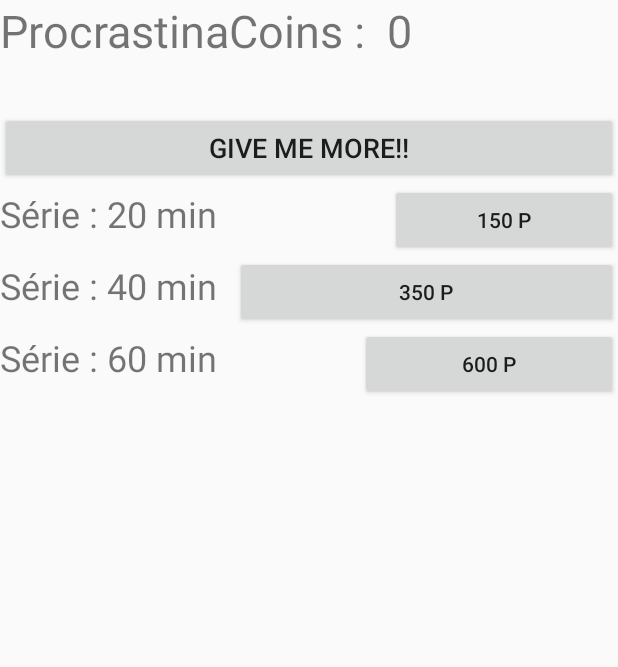
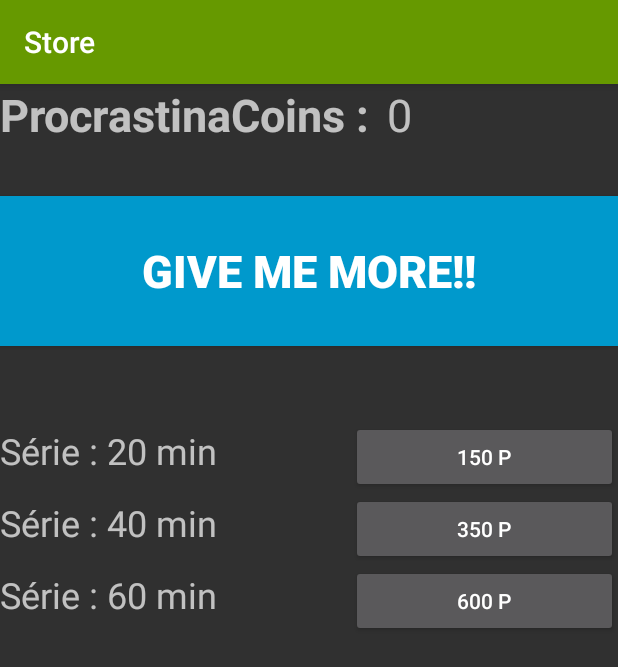
Before and after one commit to NVanvyve/UCLaConcentration, an Android app: the screen it shows after launch (StoreActivity), after a tap on "STORE", on a phone screen of 412 x 824 dp. Shown: the top 667 px of the screen. Run offline under Robolectric (Android 15) with nearby library versions, the phone set to English and light mode, and no system bars.

Commit message:
Change Theme + ActionBar in Store + Modif layout Store

```diff
--- a/UCLaConcentration/app/src/main/AndroidManifest.xml
+++ b/UCLaConcentration/app/src/main/AndroidManifest.xml
@@ -8,21 +8,21 @@
         android:label="@string/app_name"
         android:supportsRtl="true"
         android:theme="@style/AppTheme">
+
         <activity android:name=".MainActivity">
             <intent-filter>
                 <action android:name="android.intent.action.MAIN" />
-
                 <category android:name="android.intent.category.LAUNCHER" />
             </intent-filter>
         </activity>
         <activity
             android:name=".TimerActivity"
             android:label="@string/title_activity_timer"
-            android:theme="@style/AppTheme.NoActionBar" />
+            android:theme="@style/AppTheme"/>
         <activity
             android:name=".StoreActivity"
-            android:label="StoreActivity"
-            android:theme="@style/AppTheme.NoActionBar" />
+            android:label="@string/title_activity_store"
+            android:theme="@style/AppTheme"/>
     </application>
 
 </manifest>
--- a/UCLaConcentration/app/src/main/java/groupe/onze/uclaconcentration/MainActivity.java
+++ b/UCLaConcentration/app/src/main/java/groupe/onze/uclaconcentration/MainActivity.java
@@ -5,19 +5,6 @@ import android.support.v7.app.AppCompatActivity;
 import android.os.Bundle;
 import android.view.View;
 import android.widget.Button;
-import android.os.Bundle;
-import android.support.design.widget.FloatingActionButton;
-import android.support.design.widget.Snackbar;
-import android.support.v7.app.AppCompatActivity;
-import android.support.v7.widget.Toolbar;
-import android.view.View;
-
-import android.app.Activity;
-import android.os.Bundle;
-import android.os.Handler;
-import android.view.View;
-import android.widget.Button;
-import android.widget.TextView;
 
 public class MainActivity extends AppCompatActivity {
 
@@ -26,6 +13,15 @@ public class MainActivity extends AppCompatActivity {
         super.onCreate(savedInstanceState);
         setContentView(R.layout.activity_main);
 
+        //Acces au store
+        Button store = (Button) findViewById(R.id.button_store);
+        store.setOnClickListener(new View.OnClickListener() {
+            @Override
+            public void onClick(View v) {
+                Intent s = new Intent(MainActivity.this, StoreActivity.class);
+                startActivity(s);
+            }
+        });
 
         Button b = (Button) findViewById(R.id.testSophie);
         b.setText("Timer");
@@ -37,14 +33,5 @@ public class MainActivity extends AppCompatActivity {
                 startActivity(k);
             }
         });
-
-        Button store = (Button) findViewById(R.id.button_store);
-        store.setOnClickListener(new View.OnClickListener() {
-            @Override
-            public void onClick(View v) {
-                Intent s = new Intent(MainActivity.this, StoreActivity.class);
-                startActivity(s);
-            }
-        });
     }
 }
--- a/UCLaConcentration/app/src/main/java/groupe/onze/uclaconcentration/StoreActivity.java
+++ b/UCLaConcentration/app/src/main/java/groupe/onze/uclaconcentration/StoreActivity.java
@@ -1,15 +1,15 @@
 package groupe.onze.uclaconcentration;
 
-import android.app.Activity;
 import android.content.Context;
 import android.os.Bundle;
+import android.support.v7.app.AppCompatActivity;
 import android.view.View;
 import android.widget.Button;
 import android.widget.TextView;
 import android.widget.Toast;
 
 
-public class StoreActivity extends Activity {
+public class StoreActivity extends AppCompatActivity {
 
     TextView money;
     int coins;
@@ -20,7 +20,7 @@ public class StoreActivity extends Activity {
     Context context;
     CharSequence text = "You don't have enough money";
     CharSequence text2 = "You must wait 10 seconds between 2 purchases";
-    int duration = 2;
+    int duration = 1;
     int waiting;
     long last_purchase;
 
@@ -29,10 +29,12 @@ public class StoreActivity extends Activity {
     public void onCreate(Bundle savedInstanceState) {
         super.onCreate(savedInstanceState);
         setContentView(R.layout.activity_store);
+
         //test alexis notif
         context=getApplicationContext();
         NotificationsSys.sendNotif(context,"test title store","test description store",MainActivity.class);
         //
+
         coins = 0;
         waiting = 10000;
 
--- a/UCLaConcentration/app/src/main/res/layout/activity_store.xml
+++ b/UCLaConcentration/app/src/main/res/layout/activity_store.xml
@@ -19,7 +19,9 @@
             android:layout_alignParentTop="true"
             android:layout_alignParentStart="true"
             android:textSize="30sp"
-            android:layout_alignEnd="@+id/moremoney" />
+            android:layout_alignEnd="@+id/moremoney"
+            android:textStyle="normal|bold"
+            android:textAllCaps="false" />
 
         <TextView
             android:layout_width="wrap_content"
@@ -39,12 +41,18 @@
     <Button
         android:text="Give Me MORE!!"
         android:layout_width="match_parent"
-        android:layout_height="wrap_content"
         android:layout_marginTop="34dp"
         android:id="@+id/moremoney"
-        android:textSize="18sp"
+        android:textSize="30sp"
         android:layout_below="@+id/money"
-        android:layout_centerHorizontal="true" />
+        android:layout_centerHorizontal="true"
+        android:textStyle="normal|bold"
+        android:background="@color/colorAccent"
+        android:layout_height="100sp" />
+
+    <Space
+        android:layout_width="match_parent"
+        android:layout_height="50sp" />
 
     <LinearLayout
         android:orientation="horizontal"
@@ -52,7 +60,7 @@
         android:layout_height="wrap_content">
 
         <TextView
-            android:text="Série : 20 min  "
+            android:text="@string/serie20"
             android:layout_width="wrap_content"
             android:id="@+id/serie20"
             android:textSize="24sp"
@@ -64,10 +72,9 @@
             android:layout_width="wrap_content"
             android:layout_height="wrap_content"
             android:id="@+id/button20min"
-            android:layout_marginStart="39dp"
             android:layout_alignTop="@+id/serie20"
             android:layout_toEndOf="@+id/serie20"
-            android:layout_weight="1" />
+            android:layout_weight="1"/>
     </LinearLayout>
 
     <LinearLayout
@@ -76,13 +83,12 @@
         android:layout_height="wrap_content">
 
         <TextView
-            android:text="Série : 40 min  "
+            android:text="@string/serie40"
             android:layout_width="wrap_content"
             android:layout_height="wrap_content"
             android:id="@+id/serie40"
             android:textSize="24sp"
-            android:layout_centerVertical="false"
-            android:layout_alignParentStart="false" />
+            android:layout_weight="1" />
 
         <Button
             android:text="350 P"
@@ -92,7 +98,7 @@
             android:layout_alignBaseline="@+id/serie40"
             android:layout_alignBottom="@+id/serie40"
             android:layout_alignStart="@+id/button20min"
-            android:layout_weight="0.49" />
+            android:layout_weight="1" />
     </LinearLayout>
 
     <LinearLayout
@@ -101,7 +107,7 @@
         android:layout_height="match_parent">
 
         <TextView
-            android:text="Série : 60 min  "
+            android:text="@string/serie60"
             android:layout_width="wrap_content"
             android:layout_height="wrap_content"
             android:id="@+id/serie60"
--- a/UCLaConcentration/app/src/main/res/values-v21/styles.xml
+++ b/UCLaConcentration/app/src/main/res/values-v21/styles.xml
@@ -1,9 +1,9 @@
 <resources>
-
+<!--
     <style name="AppTheme.NoActionBar">
         <item name="windowActionBar">false</item>
         <item name="windowNoTitle">true</item>
         <item name="android:windowDrawsSystemBarBackgrounds">true</item>
         <item name="android:statusBarColor">@android:color/transparent</item>
-    </style>
+    </style>-->
 </resources>
--- a/UCLaConcentration/app/src/main/res/values/colors.xml
+++ b/UCLaConcentration/app/src/main/res/values/colors.xml
@@ -1,6 +1,6 @@
 <?xml version="1.0" encoding="utf-8"?>
 <resources>
     <color name="colorPrimary">#669900</color>
-    <color name="colorPrimaryDark">#062400</color>
-    <color name="colorAccent">#FF4081</color>
+    <color name="colorPrimaryDark">#000000</color>
+    <color name="colorAccent">#0099cc</color>
 </resources>
--- a/UCLaConcentration/app/src/main/res/values/strings.xml
+++ b/UCLaConcentration/app/src/main/res/values/strings.xml
@@ -5,6 +5,10 @@
     <string name="description">The &appname; app was created by &author;</string>
     <string name="StartTime">The &appname; app was created by &author;</string>
     <string name="title_activity_timer">TimerActivity</string>
+    <string name="title_activity_store">Store</string>
     <string name="back">Back</string>
     <string name="coin_name">ProcrastinaCoins :</string>
+    <string name="serie20">Série : 20 min  </string>
+    <string name="serie40">Série : 40 min  </string>
+    <string name="serie60">Série : 60 min  </string>
 </resources>
--- a/UCLaConcentration/app/src/main/res/values/styles.xml
+++ b/UCLaConcentration/app/src/main/res/values/styles.xml
@@ -1,7 +1,7 @@
 <resources>
 
     <!-- Base application theme. -->
-    <style name="AppTheme" parent="Theme.AppCompat.Light.DarkActionBar">
+    <style name="AppTheme" parent="@style/Theme.AppCompat">
         <!-- Customize your theme here. -->
         <item name="colorPrimary">@color/colorPrimary</item>
         <item name="colorPrimaryDark">@color/colorPrimaryDark</item>
```
